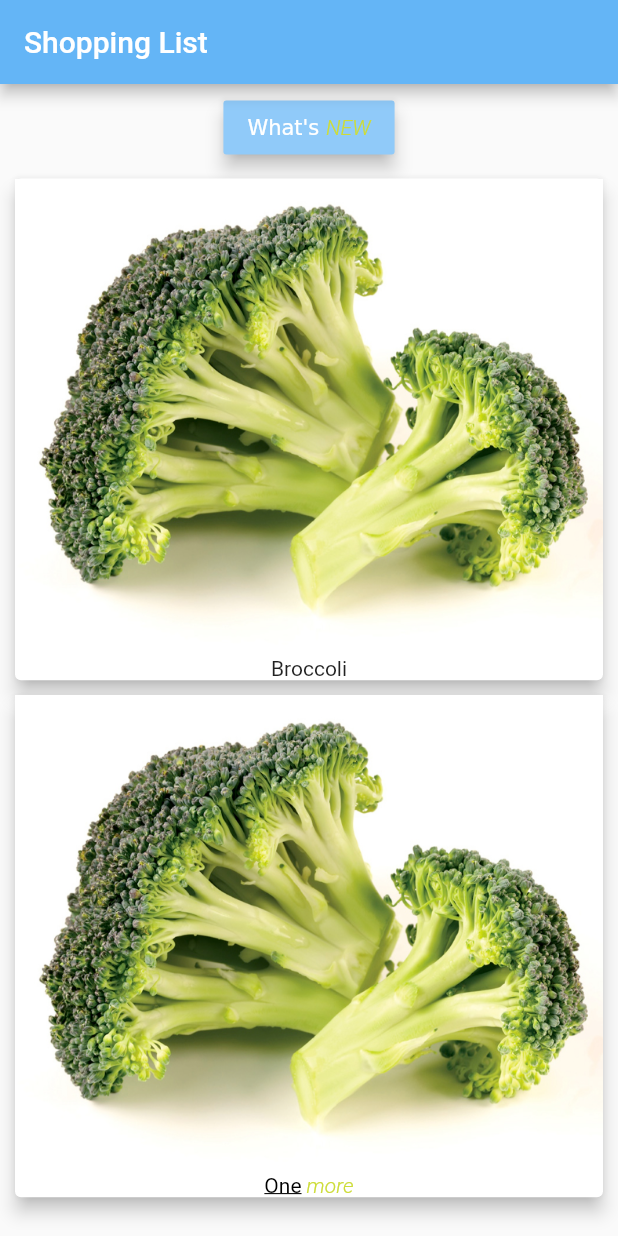
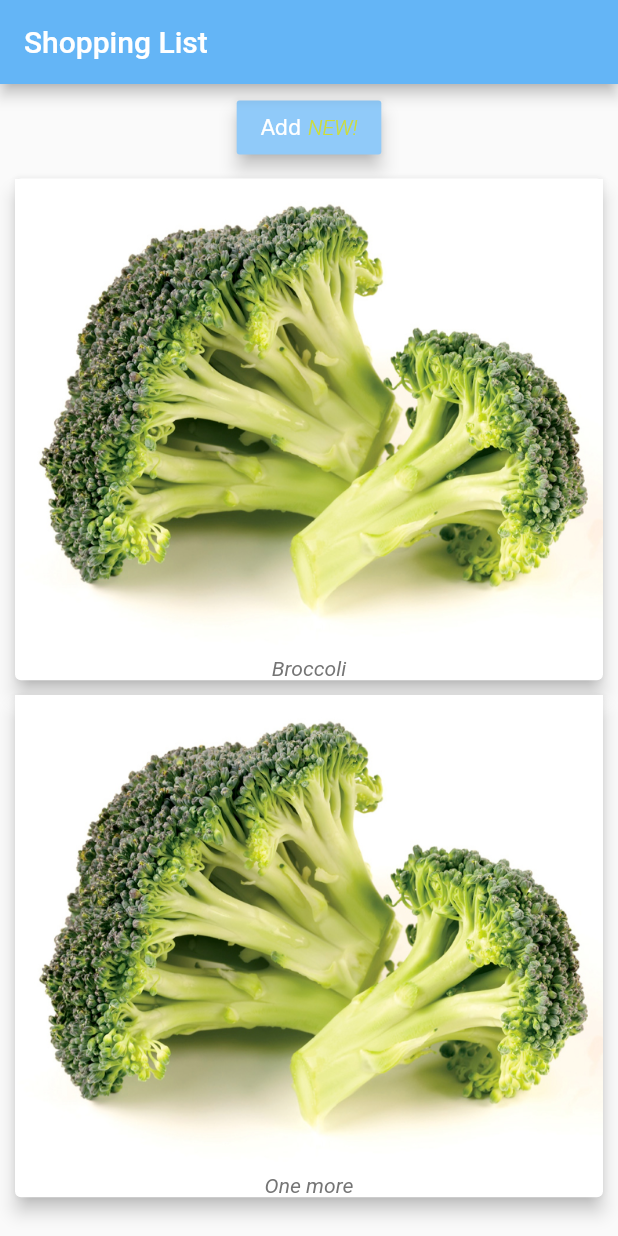
Before and after one commit to MiKr13/Flutter-Basics, a Flutter app: the screen it shows after launch, on a phone screen of 412 x 824 dp. Run offline on Flutter 3.47's test engine with Material 2 defaults, Android fonts, the phone set to English and light mode, and no system bars.

Commit message:
Adding items on Button Click, Retired, name checking for element to format text

```diff
--- a/lib/main.dart
+++ b/lib/main.dart
@@ -26,16 +26,20 @@ class _AppState extends State<MyApp> {
       	body: Column(children: [
         	Container(
 				child: RaisedButton(
-					onPressed: () {},
+					onPressed: () {
+						setState(() {
+							_products.add('Advanced Broccoli');
+						});
+					},
 					elevation: 5,
 					highlightElevation: 0,
 					color: Colors.blue[200],
 					child: RichText(
 						text: TextSpan(
 						children: <TextSpan>[
-							TextSpan(text: "What's "),
+							TextSpan(text: "Add "),
 							TextSpan(
-							text: "NEW",
+							text: "NEW!",
 							style: TextStyle(
 								fontWeight: FontWeight.w300,
 								fontStyle: FontStyle.italic,
@@ -51,29 +55,20 @@ class _AppState extends State<MyApp> {
 			Column(children: _products.map((el) => Card(
 				child: Column(
 					children: <Widget>[
-					Image.asset('assests/image_riviera_broccoli.jpg'),
-					el.split(' ').length == 2
-						? RichText(
+						Image.asset(
+							'assests/image_riviera_broccoli.jpg',
+							fit: BoxFit.cover,
+						),
+						RichText(
 							text: TextSpan(
-								children: <TextSpan>[
-								TextSpan(
-									text: el.split(' ')[0],
-									style: TextStyle(
-										decoration:
-											TextDecoration.underline,
-										color: Colors.black),
+								text: el,
+								style: TextStyle(
+									// decoration: TextDecoration.underline,
+									color: Colors.grey[600],
+									fontStyle: FontStyle.italic
 								),
-								TextSpan(
-									text: ' ${el.split(' ')[1]}',
-									style: TextStyle(
-										fontWeight: FontWeight.w300,
-										fontStyle: FontStyle.italic,
-										color: Colors.lime),
-								),
-								],
 							),
-							)
-						: Text(el),
+						)
 					],
 				),
 				margin: EdgeInsets.symmetric(vertical: 5, horizontal: 10),
```
